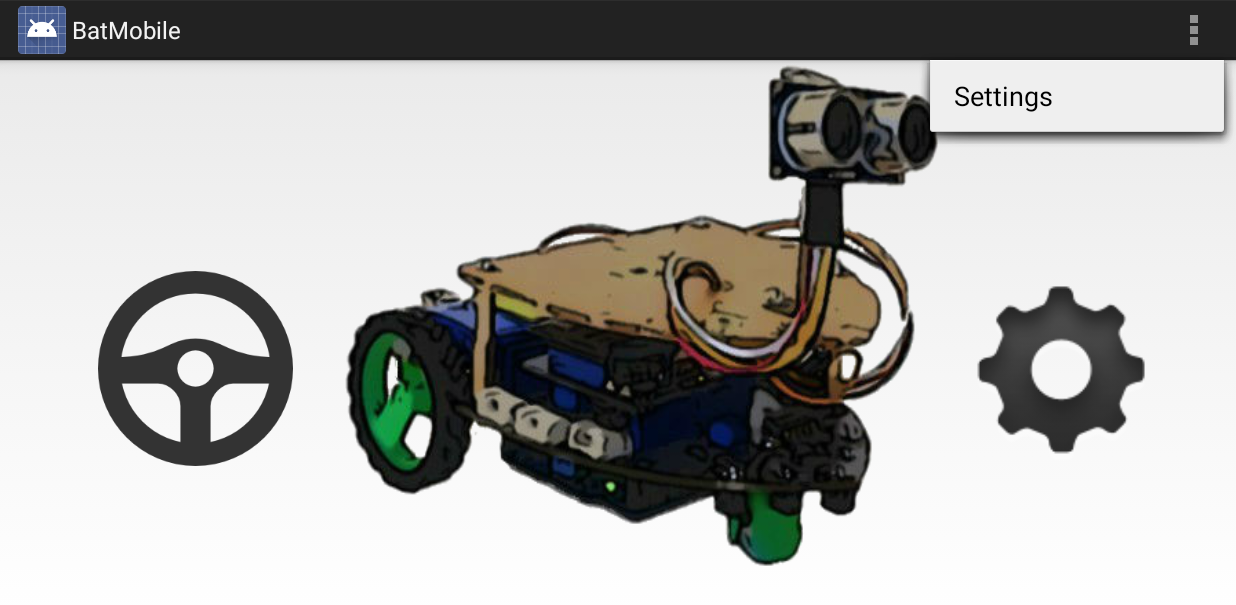
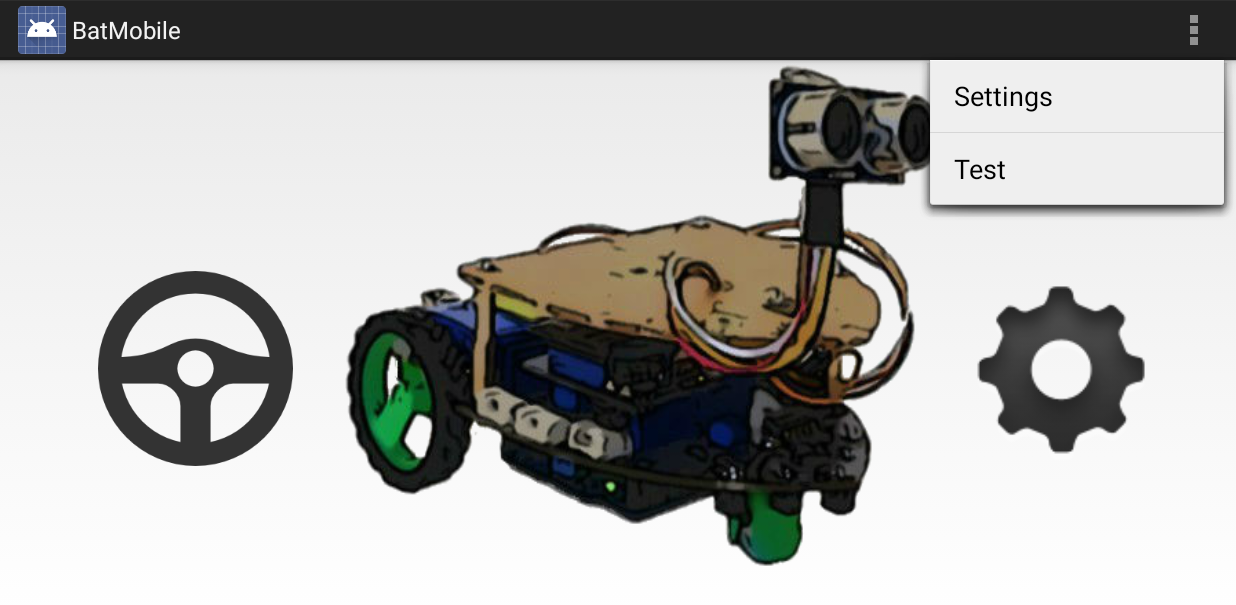
Before and after one commit to andreymir/batmobile, an Android app: the screen it shows after launch (BatMobileActivity), with the options menu open, on a phone screen of 824 x 412 dp (held sideways). Shown: the top 605 px of the screen. Run offline under Robolectric (Android 15) with nearby library versions, the phone set to English and light mode, and no system bars.

Commit message:
Test menu

```diff
--- a/android/BatMobileProject/BatMobile/src/main/java/com/example/batmobile/BatMobileActivity.java
+++ b/android/BatMobileProject/BatMobile/src/main/java/com/example/batmobile/BatMobileActivity.java
@@ -92,6 +92,10 @@ public class BatMobileActivity extends Activity {
         switch (item.getItemId()) {
             case R.id.action_settings:
                 return true;
+            case R.id.action_bluetooth:
+                Intent intent = new Intent(BatMobileActivity.this, BluetoothActivity.class);
+                startActivity(intent);
+                return true;
         }
         return super.onOptionsItemSelected(item);
     }
--- a/android/BatMobileProject/BatMobile/src/main/java/com/example/batmobile/BluetoothActivity.java
+++ b/android/BatMobileProject/BatMobile/src/main/java/com/example/batmobile/BluetoothActivity.java
@@ -170,7 +170,7 @@ public class BluetoothActivity extends Activity {
     public void onParktronicModeButtonClick(View v) {
         Log.e(LOG_TAG, "+ onParktronicModeButtonClick +");
 
-        char[] chars = {'\u0002', 'm', 'p'};
+        char[] chars = {'\u0002', 'm', 's'};
         byte[] command = Charset.forName("ISO-8859-1").encode(CharBuffer.wrap(chars)).array();
         mSerialService.write(command);
     }
--- a/android/BatMobileProject/BatMobile/src/main/res/layout/fragment_bluetooth.xml
+++ b/android/BatMobileProject/BatMobile/src/main/res/layout/fragment_bluetooth.xml
@@ -62,7 +62,7 @@
     <Button
         android:layout_width="wrap_content"
         android:layout_height="wrap_content"
-        android:text="Parktronic mode"
+        android:text="Protected mode"
         android:id="@+id/parktronicModeButton"
         android:onClick="onParktronicModeButtonClick"
         android:layout_below="@+id/followLineModeButton"
--- a/android/BatMobileProject/BatMobile/src/main/res/menu/bat_mobile.xml
+++ b/android/BatMobileProject/BatMobile/src/main/res/menu/bat_mobile.xml
@@ -6,4 +6,10 @@
         android:title="@string/action_settings"
         android:orderInCategory="100"
         android:showAsAction="never" />
+
+    <item android:id="@+id/action_bluetooth"
+        android:title="@string/action_bluetooth"
+        android:orderInCategory="100"
+        android:showAsAction="never" />
+
 </menu>
--- a/android/BatMobileProject/BatMobile/src/main/res/values/strings.xml
+++ b/android/BatMobileProject/BatMobile/src/main/res/values/strings.xml
@@ -13,5 +13,6 @@
     <string name="alert_dialog_turn_on_bt">This application needs the Bluetooth. Do you want turn on?</string>
     <string name="title_activity_gyro_mode">GyroModeActivity</string>
     <string name="title_activity_options">OptionsActivity</string>
+    <string name="action_bluetooth">Test</string>
 
 </resources>
```
